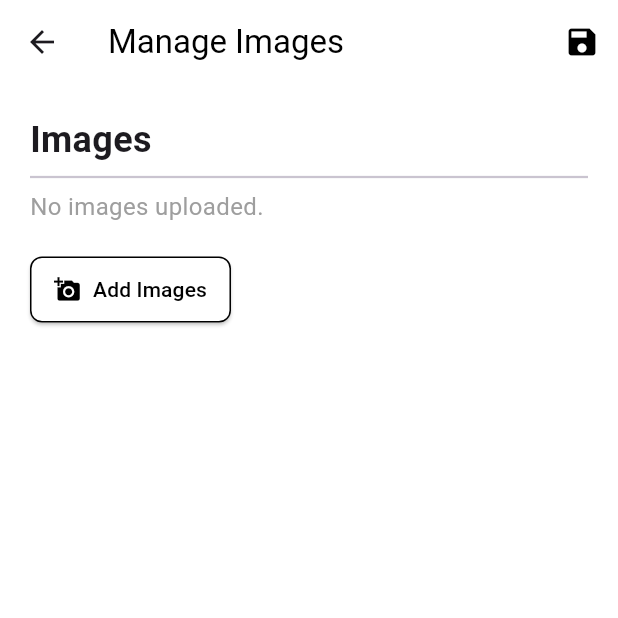
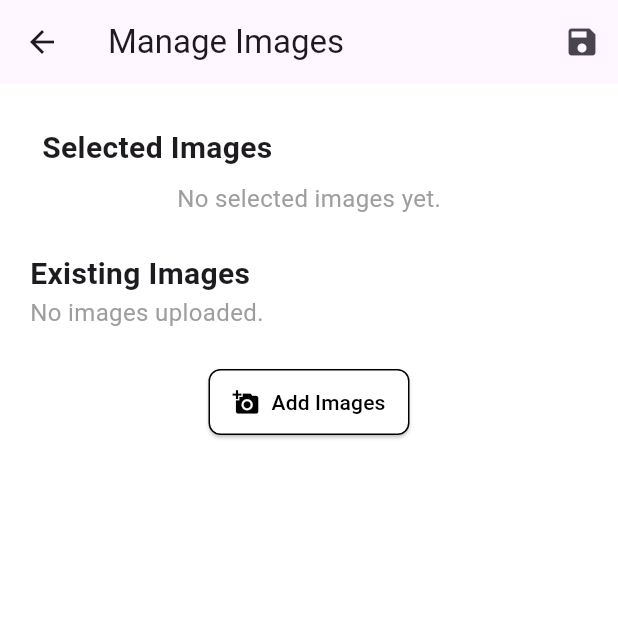
Before and after one commit to gvbpena/volito_notemap, a Flutter app: the NoteEdit screen opened directly with empty values, after a tap on "Edit Images", on a phone screen of 412 x 824 dp, the top half of it. Run offline on Flutter 3.47's test engine with Material 3 defaults, Android fonts, the phone set to English and light mode, and no system bars; our stand-ins replace cloud_firestore, firebase_auth, firebase_core, firebase_storage, google_maps_flutter, image_picker; accounts and stored records are empty.

Commit message:
image fixed

```diff
--- a/lib/home/components/image_change.dart
+++ b/lib/home/components/image_change.dart
@@ -9,11 +9,13 @@ import '../../models/note_repository.dart';
 class ImageChange extends StatefulWidget {
   final Note note;
   final NoteRepository noteRepository;
+  final Function() onImagesUpdated;
 
   const ImageChange({
     super.key,
     required this.note,
     required this.noteRepository,
+    required this.onImagesUpdated,
   });
 
   @override
@@ -24,7 +26,6 @@ class _ImageChangeState extends State<ImageChange> {
   List<File> _selectedImages = [];
   final ImagePicker _picker = ImagePicker();
   bool _isLoading = false;
-  final List<String> _imageUrls = [];
   final NoteImages _noteImages = NoteImages();
   final CollectionReference _noteCollection =
       FirebaseFirestore.instance.collection('notes');
@@ -33,14 +34,37 @@ class _ImageChangeState extends State<ImageChange> {
     setState(() {
       _isLoading = true;
     });
+
+    try {
+      // Upload the images and get the URLs
       final imageUrls = await _noteImages.uploadImages(_selectedImages);
-    await _noteCollection.add({
-      'imageUrls': imageUrls,
+
+      // Get the document ID
+      String documentId = widget.note.id!;
+
+      // Update Firestore document with new image URLs
+      await _noteCollection.doc(documentId).update({
+        'imageUrls': FieldValue.arrayUnion(imageUrls),
       });
+
+      // Clear selected images after successful update
+      setState(() {
+        _selectedImages.clear(); // Clear the selected images list
+        widget.note.images.addAll(imageUrls); // Add new image URLs to the note
+      });
+
+      // Notify parent widget to refresh data
+      widget.onImagesUpdated();
+
+      // Show success message
+      _showSnackbar('Images updated successfully');
+    } catch (e) {
+      _showSnackbar('Failed to update images: $e');
+    } finally {
       setState(() {
         _isLoading = false;
       });
-    _showSnackbar('Images updated successfully');
+    }
   }
 
   void _removeImage(File image) {
@@ -58,19 +82,16 @@ class _ImageChangeState extends State<ImageChange> {
   @override
   Widget build(BuildContext context) {
     return Scaffold(
-      backgroundColor: Colors.white, // Set background color to white
+      backgroundColor: Colors.white, // Set background to white
       appBar: AppBar(
-        title:
-            const Text('Manage Images', style: TextStyle(color: Colors.black)),
-        backgroundColor: Colors.white,
-        elevation: 0,
+        title: const Text('Manage Images'),
         actions: [
           if (_isLoading)
             const Center(child: CircularProgressIndicator())
           else
             IconButton(
               onPressed: _updateImages,
-              icon: const Icon(Icons.save, color: Colors.black),
+              icon: const Icon(Icons.save),
             ),
         ],
       ),
@@ -79,14 +100,21 @@ class _ImageChangeState extends State<ImageChange> {
         child: Column(
           crossAxisAlignment: CrossAxisAlignment.start,
           children: [
+            const Padding(
+              padding: EdgeInsets.all(8.0),
+              child: Text(
+                'Selected Images',
+                style: TextStyle(fontSize: 20, fontWeight: FontWeight.bold),
+              ),
+            ),
+            _buildSelectedImagesList(),
+            const SizedBox(height: 24),
             const Text(
-              'Images',
-              style: TextStyle(fontSize: 24, fontWeight: FontWeight.bold),
+              'Existing Images',
+              style: TextStyle(fontSize: 20, fontWeight: FontWeight.bold),
             ),
-            const Divider(thickness: 1.5),
-            _buildSelectedImagesList(),
             _buildExistingImagesList(),
-            const SizedBox(height: 20), // Space between elements
+            const SizedBox(height: 24),
             _buildAddImagesButton(),
           ],
         ),
@@ -95,7 +123,9 @@ class _ImageChangeState extends State<ImageChange> {
   }
 
   Widget _buildAddImagesButton() {
-    return ElevatedButton.icon(
+    return Center(
+      // Center the button for better alignment
+      child: ElevatedButton.icon(
         onPressed: _pickImages,
         icon: const Icon(Icons.add_a_photo, color: Colors.black),
         label: const Text('Add Images', style: TextStyle(color: Colors.black)),
@@ -107,6 +137,7 @@ class _ImageChangeState extends State<ImageChange> {
           ),
           padding: const EdgeInsets.symmetric(vertical: 12, horizontal: 16),
         ),
+      ),
     );
   }
 
@@ -117,10 +148,11 @@ class _ImageChangeState extends State<ImageChange> {
     });
   }
 
+  // Enlarged image size and improved spacing
   Widget _buildSelectedImagesList() {
     if (_selectedImages.isNotEmpty) {
       return SizedBox(
-        height: 100,
+        height: 150, // Increased height for larger images
         child: ListView.builder(
           scrollDirection: Axis.horizontal,
           itemCount: _selectedImages.length,
@@ -131,13 +163,19 @@ class _ImageChangeState extends State<ImageChange> {
         ),
       );
     }
-    return const SizedBox.shrink();
+    // Display message when no images are selected
+    return const Center(
+      child: Text(
+        'No selected images yet.',
+        style: TextStyle(fontSize: 16, color: Colors.grey),
+      ),
+    );
   }
 
   Widget _buildExistingImagesList() {
     if (widget.note.images.isNotEmpty) {
       return SizedBox(
-        height: 120,
+        height: 150, // Increased height for existing images as well
         child: ListView.builder(
           scrollDirection: Axis.horizontal,
           itemCount: widget.note.images.length,
@@ -162,14 +200,16 @@ class _ImageChangeState extends State<ImageChange> {
 
   Widget _buildImageThumbnail(dynamic image, VoidCallback onDelete) {
     return Padding(
-      padding: const EdgeInsets.only(right: 8.0),
+      padding:
+          const EdgeInsets.only(right: 12.0), // Increased padding for spacing
       child: Stack(
         children: [
           ClipRRect(
-            borderRadius: BorderRadius.circular(8),
+            borderRadius: BorderRadius.circular(12), // Softer corners
             child: image is File
-                ? Image.file(image, fit: BoxFit.cover)
-                : Image.network(image, fit: BoxFit.cover),
+                ? Image.file(image, width: 120, height: 120, fit: BoxFit.cover)
+                : Image.network(image,
+                    width: 120, height: 120, fit: BoxFit.cover),
           ),
           Positioned(
             top: 8,
@@ -202,11 +242,11 @@ class _ImageChangeState extends State<ImageChange> {
         actions: [
           TextButton(
             onPressed: () => Navigator.of(context).pop(false),
-            child: const Text('Cancel', style: TextStyle(color: Colors.black)),
+            child: const Text('Cancel'),
           ),
           TextButton(
             onPressed: () => Navigator.of(context).pop(true),
-            child: const Text('Delete', style: TextStyle(color: Colors.red)),
+            child: const Text('Delete'),
           ),
         ],
       ),
@@ -214,11 +254,17 @@ class _ImageChangeState extends State<ImageChange> {
 
     if (confirm == true) {
       try {
+        // Delete image from the repository or storage
         await widget.noteRepository.deleteImage(widget.note.id!, imageUrl);
+
+        // Remove image URL from the note's images list
         setState(() {
-          _imageUrls.remove(imageUrl);
+          widget.note.images.remove(imageUrl);
         });
+
+        // Notify the user and refresh the list
         _showSnackbar('Image deleted successfully');
+        widget.onImagesUpdated(); // Notify parent to refresh if necessary
       } catch (e) {
         _showSnackbar('Error deleting image: $e');
       }
--- a/lib/home/components/note_edit.dart
+++ b/lib/home/components/note_edit.dart
@@ -169,6 +169,12 @@ class _NoteEditState extends State<NoteEdit> {
                 builder: (context) => ImageChange(
                   note: widget.note,
                   noteRepository: widget.noteRepository,
+                  onImagesUpdated: () {
+                    // Logic to refresh images (if needed)
+                    setState(() {
+                      // You might want to re-fetch the note or just refresh the UI
+                    });
+                  },
                 ),
               ),
             );
```
Also changed, not shown: lib/home/components/note_view.dart (+1 -8 lines). Lines whose indentation alone changed are shown as unchanged.
